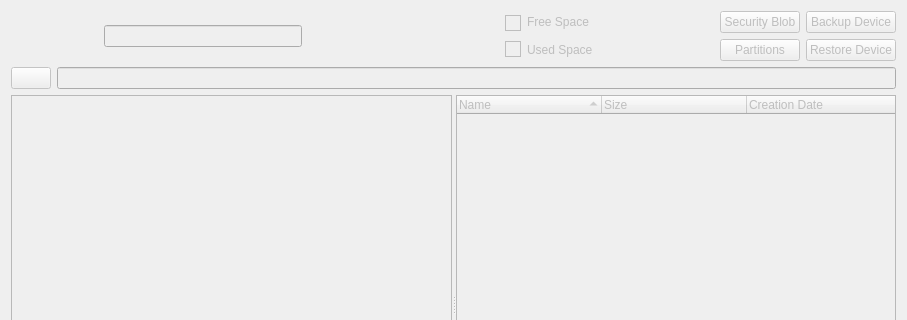
Before: the Qt Designer form Velocity/deviceviewer.ui in hetelek/Velocity, drawn with Qt 5; both pictures show x 0 to 907 and y 0 to 320 of the 907 by 523 pixel window.
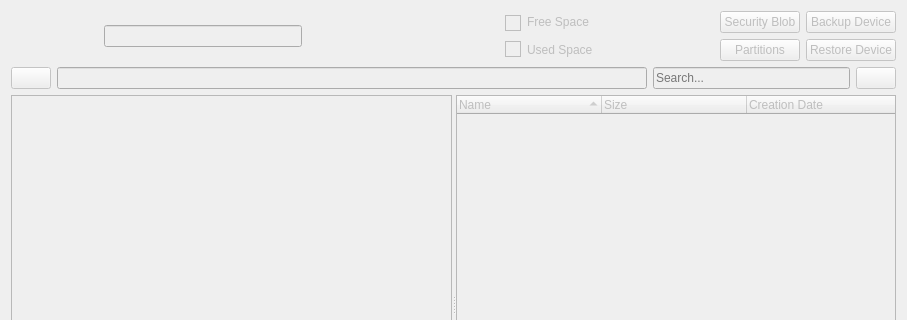
After: the same form once the commit is applied. Icons and pictures are not drawn. Custom widgets are drawn as their Qt base class.

Commit message: Added search feature

Patch:
```diff
--- a/Velocity/deviceviewer.ui
+++ b/Velocity/deviceviewer.ui
@@ -23,9 +23,9 @@
    <iconset resource="Resources.qrc">
     <normaloff>:/Images/Leaner.png</normaloff>:/Images/Leaner.png</iconset>
   </property>
-  <layout class="QHBoxLayout" name="horizontalLayout_4">
+  <layout class="QVBoxLayout" name="verticalLayout_5">
    <item>
-    <layout class="QVBoxLayout" name="verticalLayout_5" stretch="0,9">
+    <layout class="QVBoxLayout" name="verticalLayout" stretch="0,0,9">
      <item>
       <layout class="QHBoxLayout" name="horizontalLayout_3" stretch="0,1,1,0,1,0,0,0">
        <item>
@@ -278,9 +278,7 @@
       </layout>
      </item>
      <item>
-      <layout class="QVBoxLayout" name="verticalLayout" stretch="0,9">
-       <item>
-        <layout class="QHBoxLayout" name="horizontalLayout">
+      <layout class="QHBoxLayout" name="horizontalLayout" stretch="0,6,2,0">
          <item>
           <widget class="QPushButton" name="btnBack">
            <property name="enabled">
@@ -305,6 +303,33 @@
            </property>
           </widget>
          </item>
+       <item>
+        <widget class="QLineEdit" name="txtSearch">
+         <property name="enabled">
+          <bool>false</bool>
+         </property>
+         <property name="text">
+          <string/>
+         </property>
+         <property name="placeholderText">
+          <string>Search...</string>
+         </property>
+        </widget>
+       </item>
+       <item>
+        <widget class="QPushButton" name="btnShowAll">
+         <property name="enabled">
+          <bool>false</bool>
+         </property>
+         <property name="text">
+          <string/>
+         </property>
+         <property name="icon">
+          <iconset resource="Resources.qrc">
+           <normaloff>:/Images/undo.png</normaloff>:/Images/undo.png</iconset>
+         </property>
+        </widget>
+       </item>
         </layout>
        </item>
        <item>
@@ -385,8 +410,6 @@
           </column>
          </widget>
         </widget>
-       </item>
-      </layout>
      </item>
     </layout>
    </item>
```
Lines whose indentation alone changed are shown as unchanged. The commit also changes 2 other files.
